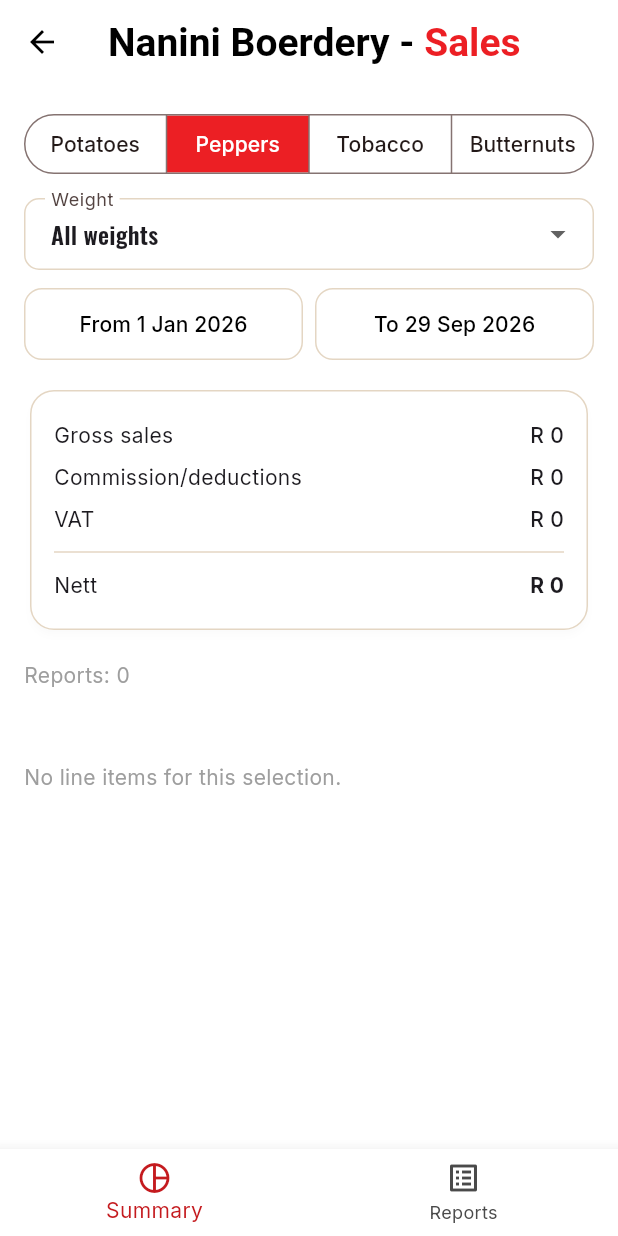
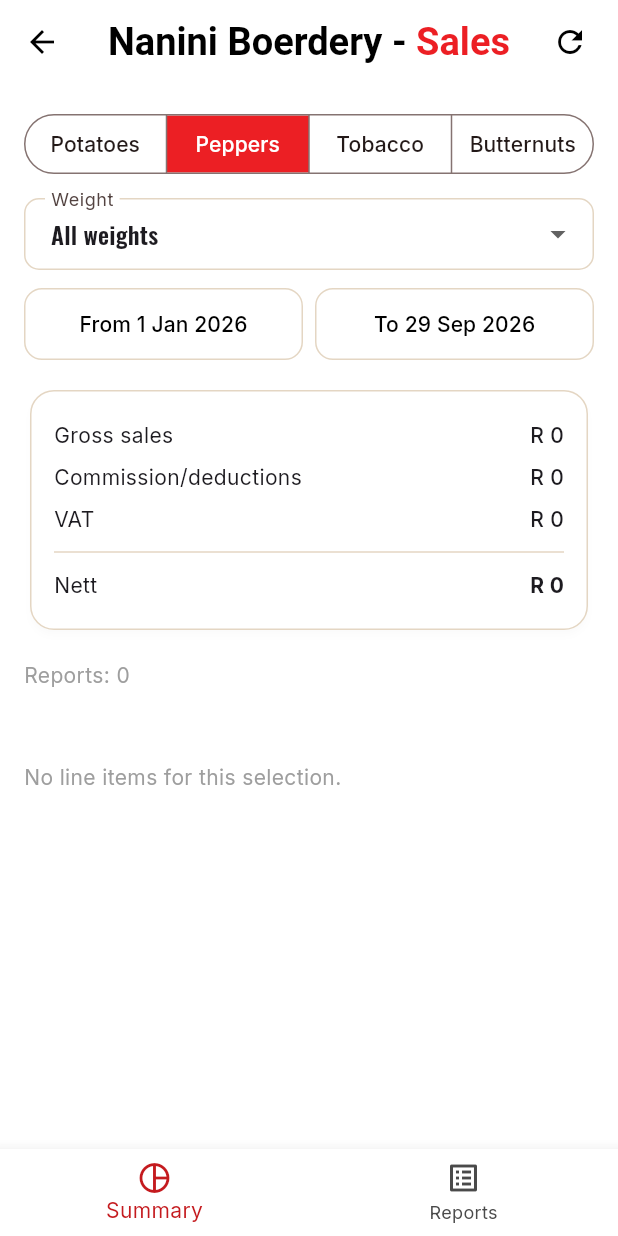
Before and after one commit to DFourie87/Nanini, a Flutter app: the SalesHomeScreen screen opened directly, after a tap on "Peppers", on a phone screen of 412 x 824 dp. Run offline on Flutter 3.47's test engine with Material 3 defaults, Android fonts, the phone set to English and light mode, and no system bars; our stand-ins replace connectivity_plus, csv, fl_chart, flutter_map, google_fonts, latlong2 and 5 more; accounts and stored records are empty.

Commit message:
Sales app: load once on opening, refresh button; no more reloading
The Summary listened live to sales reports and delivery notes and re-fetched
all line items (with a spinner) whenever they came back in another order;
the Reports tab opened a new live connection on every redraw, and switching
tabs started over. Sales now loads everything once when it opens (paged, so
past 1000 rows too), keeps it and each tab's filters while switching, and
reloads only from the refresh button (or after saving/editing a report).

Co-Authored-By: Claude Opus 5.5 <noreply@anthropic.com>
Claude-Session: https://claude.ai/code/session_0154FLxM7bQ7qjn16GE6RHFv

```diff
--- a/nanini_app/lib/features/delivery/delivery_repository.dart
+++ b/nanini_app/lib/features/delivery/delivery_repository.dart
@@ -2,6 +2,20 @@ import '../../core/supabase_client.dart';
 import 'delivery_models.dart';
 
 class DeliveryRepository {
+  /// All notes, once (paged past the server's 1000-row page).
+  Future<List<DeliveryNote>> fetchNotes() async {
+    final notes = <DeliveryNote>[];
+    for (var from = 0;; from += 1000) {
+      final rows = await sb.from('delivery_notes').select().order('created_at').range(from, from + 999);
+      for (final row in rows as List) {
+        try {
+          notes.add(DeliveryNote.fromJson(row as Map<String, dynamic>));
+        } catch (_) {}
+      }
+      if (rows.length < 1000) return notes;
+    }
+  }
+
   Stream<List<DeliveryNote>> watchNotes() => sb.from('delivery_notes').stream(primaryKey: ['id']).order('created_at').map((rows) {
         final notes = <DeliveryNote>[];
         for (final row in rows) {
--- /dev/null
+++ b/nanini_app/lib/features/sales/sales_data.dart
@@ -0,0 +1,97 @@
+import 'dart:math';
+import 'package:flutter/foundation.dart';
+import '../delivery/delivery_models.dart';
+import '../delivery/delivery_repository.dart';
+import 'sales_models.dart';
+import 'sales_repository.dart';
+
+/// Everything the Sales app shows, loaded once when it opens (and again on
+/// refresh) and kept while moving between its tabs. New market reports only
+/// arrive once a day, so nothing is listened to live -- that kept reloading
+/// the screens every few seconds.
+class SalesData extends ChangeNotifier {
+  SalesData(this.repo, {DeliveryRepository? delivery}) : deliveryRepo = delivery ?? DeliveryRepository() {
+    refresh();
+  }
+
+  final SalesRepository repo;
+  final DeliveryRepository deliveryRepo;
+
+  List<SalesReport>? reports;
+  List<DeliveryNote>? notes;
+  DateTime? loadedAt;
+  bool loading = false;
+  Object? error;
+
+  /// Line items by report id, fetched as they're needed.
+  final _items = <String, List<SalesLineItem>>{};
+  final _fetching = <String>{};
+  final _failed = <String>{};
+  bool _disposed = false;
+
+  Future<void> refresh() async {
+    loading = true;
+    error = null;
+    _notify();
+    try {
+      final r = await repo.fetchReports();
+      final n = await deliveryRepo.fetchNotes();
+      reports = r;
+      notes = n;
+      _items.clear();
+      _failed.clear();
+      loadedAt = DateTime.now();
+    } catch (e) {
+      error = e;
+    } finally {
+      loading = false;
+      _notify();
+    }
+  }
+
+  /// The line items of these reports, or null while some are still being
+  /// fetched (which starts here).
+  List<SalesLineItem>? itemsFor(List<String> reportIds) {
+    final missing = reportIds.where((id) => !_items.containsKey(id)).toList();
+    if (missing.isEmpty) return [for (final id in reportIds) ..._items[id]!];
+    final toFetch = missing.where((id) => !_fetching.contains(id) && !_failed.contains(id)).toList();
+    if (toFetch.isNotEmpty) _fetch(toFetch);
+    return missing.every(_failed.contains) ? [for (final id in reportIds) ...?_items[id]] : null;
+  }
+
+  Future<void> _fetch(List<String> ids) async {
+    _fetching.addAll(ids);
+    try {
+      for (var i = 0; i < ids.length; i += 100) {
+        final chunk = ids.sublist(i, min(i + 100, ids.length));
+        final rows = await repo.fetchLineItemsForReports(chunk);
+        for (final id in chunk) {
+          _items[id] = [];
+        }
+        for (final li in rows) {
+          (_items[li.reportId ?? ''] ??= []).add(li);
+        }
+      }
+    } catch (e) {
+      // Not retried by itself (that would loop); the refresh button does.
+      _failed.addAll(ids.where((id) => !_items.containsKey(id)));
+      error = e;
+    } finally {
+      _fetching.removeAll(ids);
+      _notify();
+    }
+  }
+
+  /// A report typed in or edited here: reload just that.
+  Future<void> reloadAfterChange() => refresh();
+
+  void _notify() {
+    if (!_disposed) notifyListeners();
+  }
+
+  @override
+  void dispose() {
+    _disposed = true;
+    super.dispose();
+  }
+}
--- a/nanini_app/lib/features/sales/sales_entry_screen.dart
+++ b/nanini_app/lib/features/sales/sales_entry_screen.dart
@@ -5,8 +5,11 @@ import 'sales_models.dart';
 import 'sales_repository.dart';
 
 class SalesEntryScreen extends StatefulWidget {
-  const SalesEntryScreen({super.key, required this.repo});
+  const SalesEntryScreen({super.key, required this.repo, this.onSaved});
   final SalesRepository repo;
+
+  /// After a report is saved (the Sales app reloads its lists).
+  final Future<void> Function()? onSaved;
   @override
   State<SalesEntryScreen> createState() => _SalesEntryScreenState();
 }
@@ -223,6 +226,7 @@ class _SalesEntryScreenState extends State<SalesEntryScreen> {
     );
 
     await widget.repo.saveReport(report, lineItems);
+    await widget.onSaved?.call();
     if (!mounted) return;
     showToast(context, 'Report saved');
     setState(() {
--- a/nanini_app/lib/features/sales/sales_home_screen.dart
+++ b/nanini_app/lib/features/sales/sales_home_screen.dart
@@ -1,5 +1,8 @@
 import 'package:flutter/material.dart';
+import '../../core/formatters.dart';
 import '../../core/widgets/nanini_app_bar.dart';
+import '../../theme/nanini_theme.dart';
+import 'sales_data.dart';
 import 'sales_repository.dart';
 import 'sales_summary_screen.dart';
 import 'sales_reports_screen.dart';
@@ -11,18 +14,57 @@ class SalesHomeScreen extends StatefulWidget {
 }
 
 class _SalesHomeScreenState extends State<SalesHomeScreen> {
-  final repo = SalesRepository();
+  /// Loaded once when Sales opens and kept across both tabs; the refresh
+  /// button reloads (new market reports arrive once a day).
+  late final data = SalesData(SalesRepository());
   int index = 0;
+
+  @override
+  void dispose() {
+    data.dispose();
+    super.dispose();
+  }
 
   @override
   Widget build(BuildContext context) {
     final pages = [
-      SalesSummaryScreen(repo: repo),
-      SalesReportsScreen(repo: repo),
+      SalesSummaryScreen(data: data),
+      SalesReportsScreen(data: data),
     ];
     return Scaffold(
-      appBar: const NaniniAppBar(title: 'Sales'),
-      body: pages[index],
+      appBar: NaniniAppBar(
+        title: 'Sales',
+        actions: [
+          ListenableBuilder(
+            listenable: data,
+            builder: (context, _) => data.loading
+                ? const Padding(padding: EdgeInsets.all(14), child: SizedBox(width: 20, height: 20, child: CircularProgressIndicator(strokeWidth: 2)))
+                : IconButton(
+                    tooltip: data.loadedAt == null ? 'Refresh' : 'Refresh (loaded ${fmtDateTimeDisplay(data.loadedAt!.toIso8601String())})',
+                    icon: const Icon(Icons.refresh),
+                    onPressed: data.refresh,
+                  ),
+          ),
+        ],
+      ),
+      // Both tabs stay alive, so switching keeps their filters and data.
+      body: Column(
+        children: [
+          ListenableBuilder(
+            listenable: data,
+            builder: (context, _) => data.error == null
+                ? const SizedBox.shrink()
+                : Container(
+                    width: double.infinity,
+                    color: NaniniColors.disabledBg,
+                    padding: const EdgeInsets.all(10),
+                    child: const Text('Could not load everything -- check the signal and tap refresh.',
+                        style: TextStyle(color: NaniniColors.red, fontWeight: FontWeight.w600)),
+                  ),
+          ),
+          Expanded(child: IndexedStack(index: index, children: pages)),
+        ],
+      ),
       bottomNavigationBar: BottomNavigationBar(
         currentIndex: index,
         onTap: (i) => setState(() => index = i),
--- a/nanini_app/lib/features/sales/sales_repository.dart
+++ b/nanini_app/lib/features/sales/sales_repository.dart
@@ -2,6 +2,18 @@ import '../../core/supabase_client.dart';
 import 'sales_models.dart';
 
 class SalesRepository {
+  /// All reports, once (the Sales app loads on opening and on refresh --
+  /// new reports only arrive once a day). Paged, so more than the server's
+  /// 1000-row page still all come through.
+  Future<List<SalesReport>> fetchReports() async {
+    final out = <SalesReport>[];
+    for (var from = 0;; from += 1000) {
+      final rows = await sb.from('sales_reports').select().order('report_date').range(from, from + 999);
+      out.addAll((rows as List).map((r) => SalesReport.fromJson(r as Map<String, dynamic>)));
+      if (rows.length < 1000) return out;
+    }
+  }
+
   Stream<List<SalesReport>> watchReports() =>
       sb.from('sales_reports').stream(primaryKey: ['id']).order('report_date').map((r) => r.map(SalesReport.fromJson).toList());
 
--- a/nanini_app/lib/features/sales/sales_summary_screen.dart
+++ b/nanini_app/lib/features/sales/sales_summary_screen.dart
@@ -1,12 +1,10 @@
-import 'package:flutter/foundation.dart' show listEquals;
 import 'package:flutter/material.dart';
 import 'package:fl_chart/fl_chart.dart';
 import '../../core/formatters.dart';
 import '../../theme/nanini_theme.dart';
 import '../delivery/delivery_models.dart';
-import '../delivery/delivery_repository.dart';
 import 'sales_models.dart';
-import 'sales_repository.dart';
+import 'sales_data.dart';
 
 const _subcategoryPalette = [
   Color(0xFFEC1F24),
@@ -44,8 +42,8 @@ const _palletSizeSubcatClass = {
 };
 
 class SalesSummaryScreen extends StatefulWidget {
-  const SalesSummaryScreen({super.key, required this.repo});
-  final SalesRepository repo;
+  const SalesSummaryScreen({super.key, required this.data});
+  final SalesData data;
   @override
   State<SalesSummaryScreen> createState() => _SalesSummaryScreenState();
 }
@@ -55,37 +53,13 @@ class _SalesSummaryScreenState extends State<SalesSummaryScreen> {
   DateTime from = DateTime(DateTime.now().year, 1, 1);
   DateTime to = DateTime.now();
   String? classFilter;
-  final deliveryRepo = DeliveryRepository();
-
-  // Created once and reused for the widget's lifetime -- building these
-  // inline in `build()` would open a brand-new Supabase realtime
-  // subscription (and lose all cached data) on every setState, which is
-  // why switching produce tabs used to flash back to a loading state and
-  // feel slow. Same reasoning for `_notesStream` below.
-  late final Stream<List<SalesReport>> _reportsStream = widget.repo.watchReports();
-  late final Stream<List<DeliveryNote>> _notesStream = deliveryRepo.watchNotes();
-
-  List<String>? _cachedReportIds;
-  Future<List<SalesLineItem>>? _cachedLineItemsFuture;
-
-  /// Only re-fetches when the report id set actually changed (e.g. a
-  /// different category or date range) -- keeps unrelated rebuilds, like
-  /// toggling the class filter, from re-hitting the network for data
-  /// that's already loaded.
-  Future<List<SalesLineItem>> _lineItemsFuture(List<String> reportIds) {
-    if (_cachedReportIds == null || !listEquals(_cachedReportIds, reportIds)) {
-      _cachedReportIds = reportIds;
-      _cachedLineItemsFuture = widget.repo.fetchLineItemsForReports(reportIds);
-    }
-    return _cachedLineItemsFuture!;
-  }
-
   @override
   Widget build(BuildContext context) {
-    return StreamBuilder<List<SalesReport>>(
-      stream: _reportsStream,
-      builder: (context, snap) {
-        final reports = (snap.data ?? []).where((r) {
+    // Loaded once when Sales opens (see SalesData); nothing reloads by itself.
+    return ListenableBuilder(
+      listenable: widget.data,
+      builder: (context, _) {
+        final reports = (widget.data.reports ?? []).where((r) {
           if (r.category != category.key) return false;
           final d = parseDateStr(r.reportDate);
           return d != null && !d.isBefore(from) && !d.isAfter(to);
@@ -182,10 +156,10 @@ class _SalesSummaryScreenState extends State<SalesSummaryScreen> {
             const SizedBox(height: 16),
             Text('Reports: ${reports.length}', style: const TextStyle(color: Colors.grey)),
             const SizedBox(height: 24),
-            FutureBuilder<List<SalesLineItem>>(
-              future: _lineItemsFuture(reportIds),
-              builder: (context, lineSnap) {
-                final lineItems = (lineSnap.data ?? []).where((li) => classFilter == null || li.klass == classFilter).toList();
+            Builder(
+              builder: (context) {
+                final loaded = widget.data.itemsFor(reportIds);
+                final lineItems = (loaded ?? []).where((li) => classFilter == null || li.klass == classFilter).toList();
                 final bySubcat = <String, double>{};
                 for (final li in lineItems) {
                   final report = reportsById[li.reportId];
@@ -227,7 +201,7 @@ class _SalesSummaryScreenState extends State<SalesSummaryScreen> {
                   _ => 'bag',
                 };
 
-                if (lineSnap.connectionState == ConnectionState.waiting) {
+                if (loaded == null) {
                   return const Padding(padding: EdgeInsets.symmetric(vertical: 24), child: Center(child: CircularProgressIndicator()));
                 }
                 if (entries.isEmpty) {
@@ -465,10 +439,9 @@ class _SalesSummaryScreenState extends State<SalesSummaryScreen> {
     };
     if (produceType == null) return const SizedBox.shrink();
 
-    return StreamBuilder<List<DeliveryNote>>(
-      stream: _notesStream,
-      builder: (context, noteSnap) {
-        final notes = (noteSnap.data ?? []).where((n) {
+    return Builder(
+      builder: (context) {
+        final notes = (widget.data.notes ?? []).where((n) {
           if (n.produceType != produceType) return false;
           if ((n.field ?? '').isEmpty) return false;
           final d = parseDateStr(n.noteDate);
```
Also changed, not shown: nanini_app/lib/features/sales/sales_reports_screen.dart (+14 -18 lines), 1 other file.
